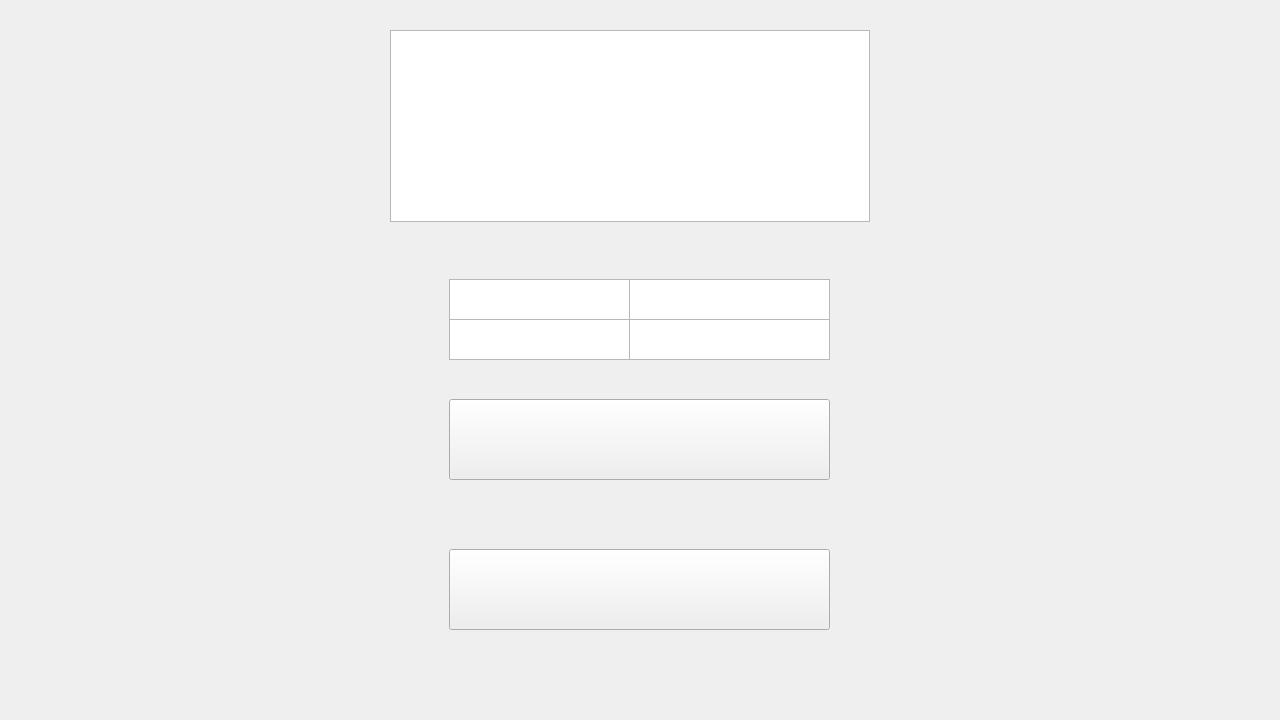
Above: mainwindow.ui from yousefmoh526/Embedded-XO-27 before the change. Below: the same form after it.
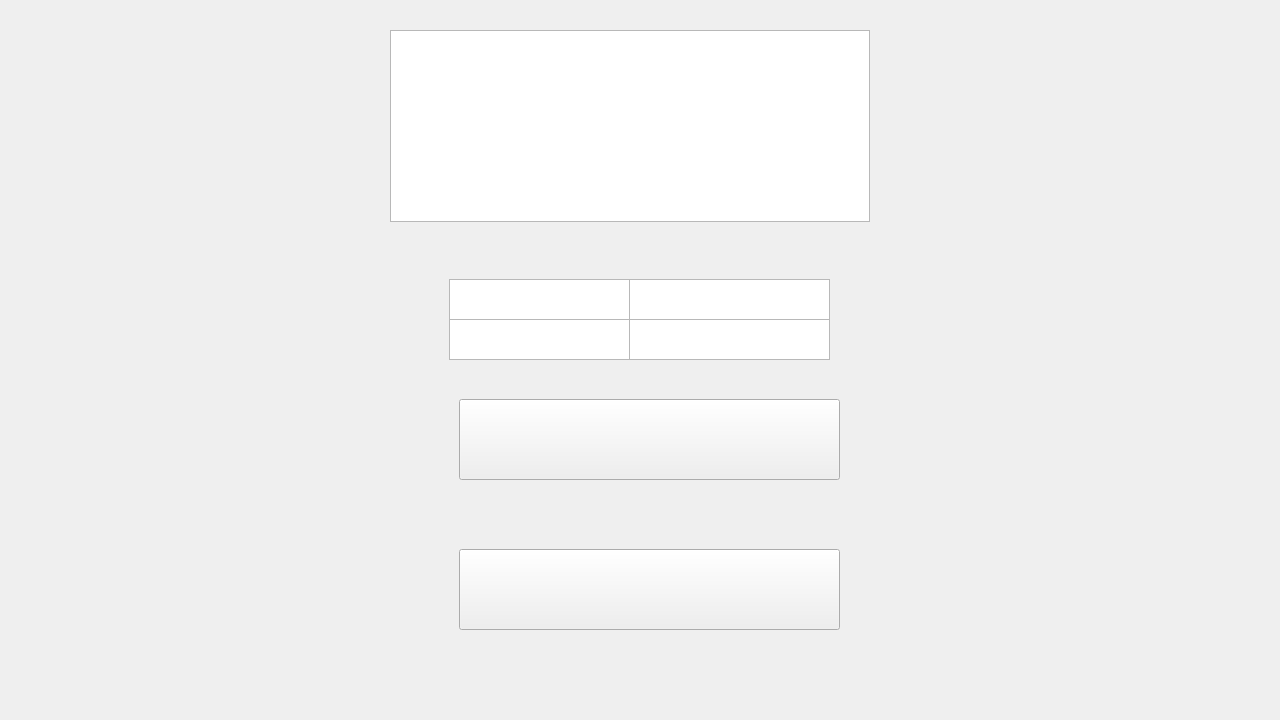
That is the form after the change. Custom widgets are drawn as their Qt base class.

Patch:
```diff
--- a/mainwindow.ui
+++ b/mainwindow.ui
@@ -84,7 +84,7 @@
      <widget class="HoverButton" name="loginButton">
       <property name="geometry">
        <rect>
-        <x>450</x>
+        <x>460</x>
         <y>400</y>
         <width>381</width>
         <height>81</height>
@@ -97,7 +97,7 @@
      <widget class="QPushButton" name="GuestButton">
       <property name="geometry">
        <rect>
-        <x>450</x>
+        <x>460</x>
         <y>550</y>
         <width>381</width>
         <height>81</height>
```
Left out of the diff: 2 changed lines with no effect on the pictures.
